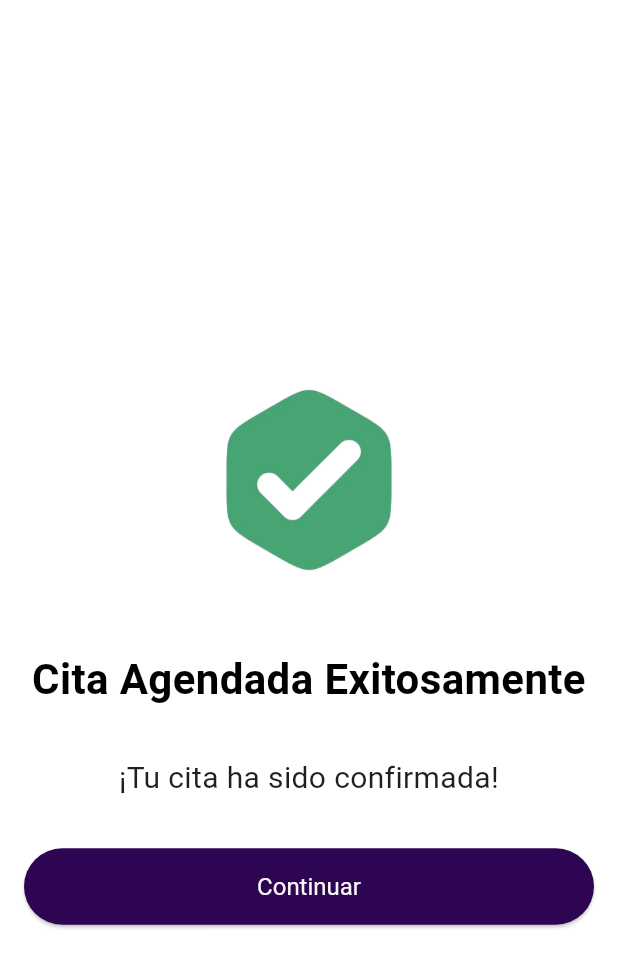
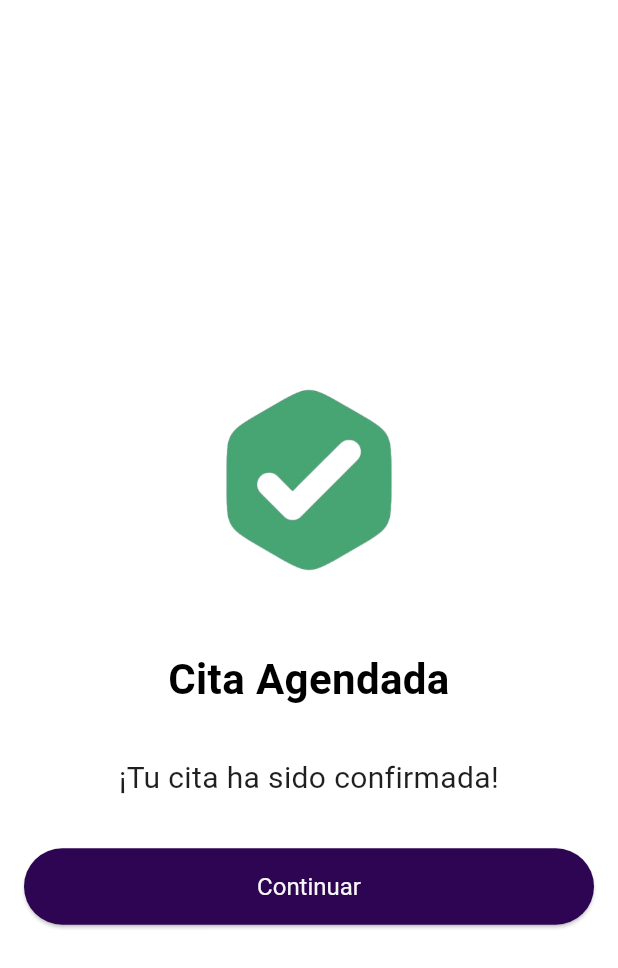
Before and after one commit to BIZAGoD/appclientemia, a Flutter app: the PantallaCitaAgendada screen opened directly, on a phone screen of 412 x 824 dp. Shown: the top 968 px of the screen. Run offline on Flutter 3.47's test engine with Material 3 defaults, Android fonts, the phone set to English and light mode, and no system bars; our stand-ins replace shared_preferences; accounts and stored records are empty; Roboto replaces fonts that are missing (Arial).

Commit message:
cambie fix

```diff
--- a/lib/Pantallas/Citas/PantallaCitaAgendada.dart
+++ b/lib/Pantallas/Citas/PantallaCitaAgendada.dart
@@ -30,7 +30,7 @@ class PantallaCitaAgendada extends StatelessWidget {
                 ),
               ),
               const Text(
-                'Cita Agendada Exitosamente',
+                'Cita Agendada',
                 textAlign: TextAlign.center,
                 style: TextStyle(
                   fontSize: 28,
```
